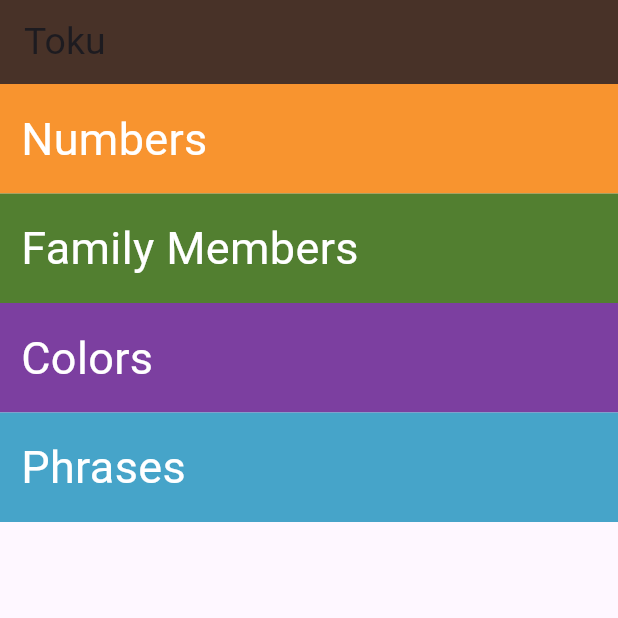
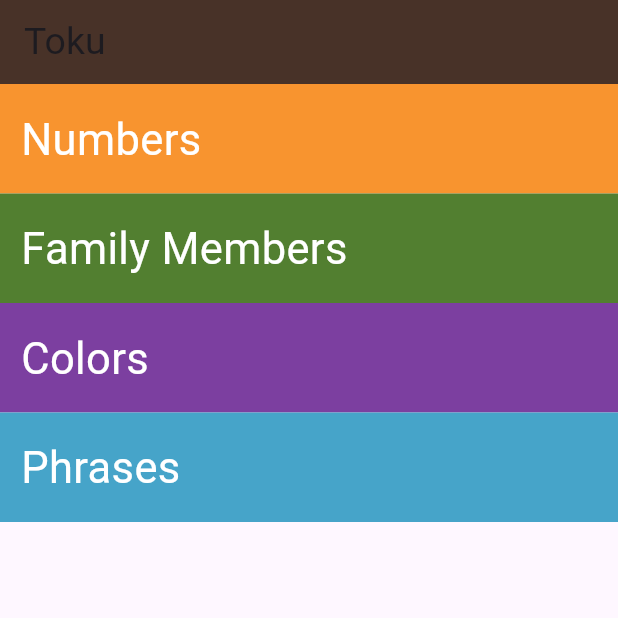
Before and after one commit to husseinragab2002/learn, a Flutter app: the screen it shows after launch, on a phone screen of 412 x 824 dp, the top half of it. Run offline on Flutter 3.47's test engine with Material 3 defaults, Android fonts, the light colour scheme and no system bars.

Commit message:
update textstyle

```diff
--- a/lib/screans/home_screan/catagory.dart
+++ b/lib/screans/home_screan/catagory.dart
@@ -21,7 +21,7 @@ class Category extends StatelessWidget {
         // Color(0xffF8942F),
         child: Text(
           nameCategory,
-          style: TextStyle(fontSize: 30, color: Colors.white),
+          style: TextStyle(fontSize: 29, color: Colors.white),
         ),
       ),
     );
```
